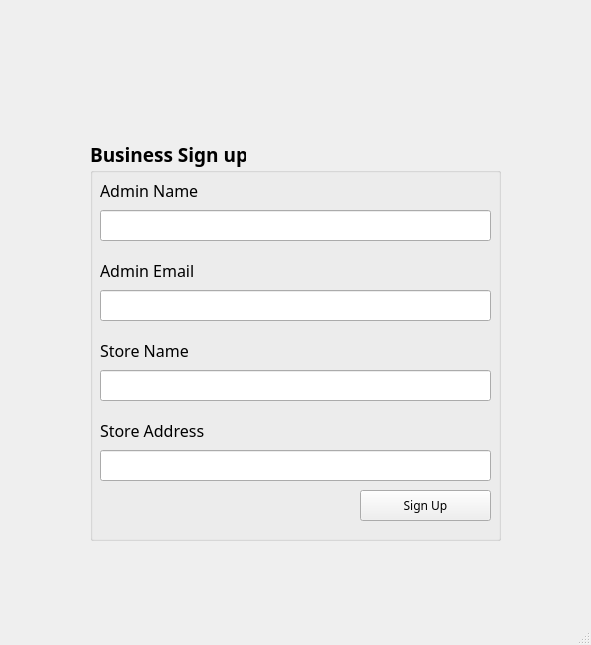
This is SourceCode/UI/bobapp/newadminwin.ui in kchang8/cpsc462-bobapp-project as Qt 5 draws it before an edit. The edited form follows.
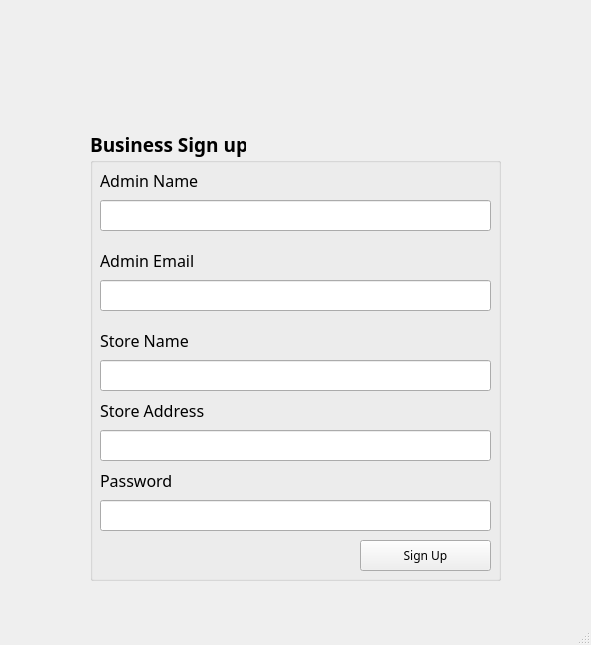
This is the edited form. Icons and pictures are not drawn.

The edit to the form file:
```diff
--- a/SourceCode/UI/bobapp/newadminwin.ui
+++ b/SourceCode/UI/bobapp/newadminwin.ui
@@ -37,9 +37,9 @@
     <property name="geometry">
      <rect>
       <x>90</x>
-      <y>140</y>
+      <y>130</y>
       <width>411</width>
-      <height>401</height>
+      <height>451</height>
      </rect>
     </property>
     <property name="font">
@@ -171,7 +171,7 @@
      <property name="geometry">
       <rect>
        <x>10</x>
-       <y>280</y>
+       <y>270</y>
        <width>181</width>
        <height>21</height>
       </rect>
@@ -192,7 +192,7 @@
      <property name="geometry">
       <rect>
        <x>10</x>
-       <y>310</y>
+       <y>300</y>
        <width>391</width>
        <height>31</height>
       </rect>
@@ -209,7 +209,7 @@
      <property name="geometry">
       <rect>
        <x>270</x>
-       <y>350</y>
+       <y>410</y>
        <width>131</width>
        <height>31</height>
       </rect>
@@ -226,6 +226,44 @@
       <string>Sign Up</string>
      </property>
     </widget>
+    <widget class="QLabel" name="label_6">
+     <property name="geometry">
+      <rect>
+       <x>10</x>
+       <y>340</y>
+       <width>181</width>
+       <height>21</height>
+      </rect>
+     </property>
+     <property name="font">
+      <font>
+       <family>Century Gothic</family>
+       <pointsize>12</pointsize>
+       <weight>50</weight>
+       <bold>false</bold>
+      </font>
+     </property>
+     <property name="text">
+      <string>Password</string>
+     </property>
+    </widget>
+    <widget class="QLineEdit" name="newPass_lineEdit">
+     <property name="geometry">
+      <rect>
+       <x>10</x>
+       <y>370</y>
+       <width>391</width>
+       <height>31</height>
+      </rect>
+     </property>
+     <property name="font">
+      <font>
+       <pointsize>12</pointsize>
+       <weight>50</weight>
+       <bold>false</bold>
+      </font>
+     </property>
+    </widget>
    </widget>
   </widget>
   <widget class="QMenuBar" name="menubar">
```
Left out of the diff: 10 changed lines with no effect on the pictures.
